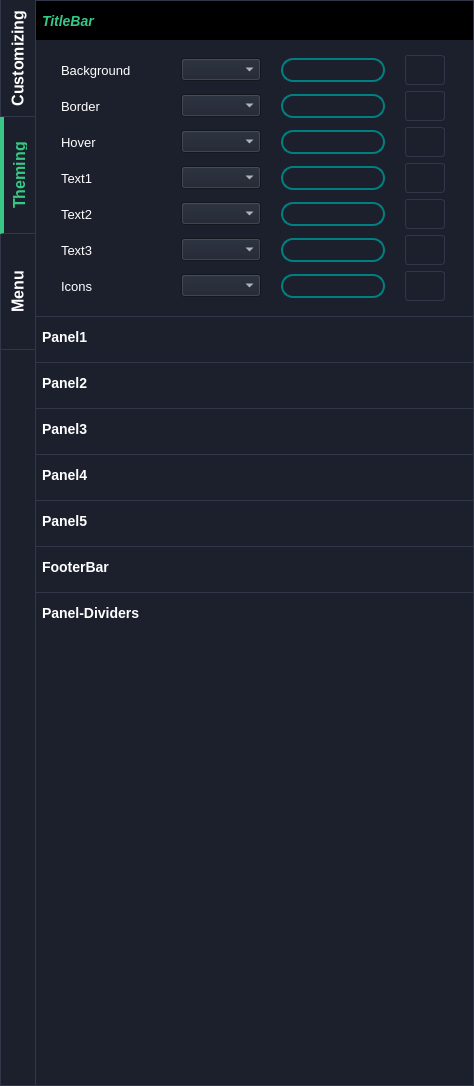
This is builder/app_builder.ui in ufopilot/QT-App-Builder as Qt 5 draws it before an edit. The edited form follows.
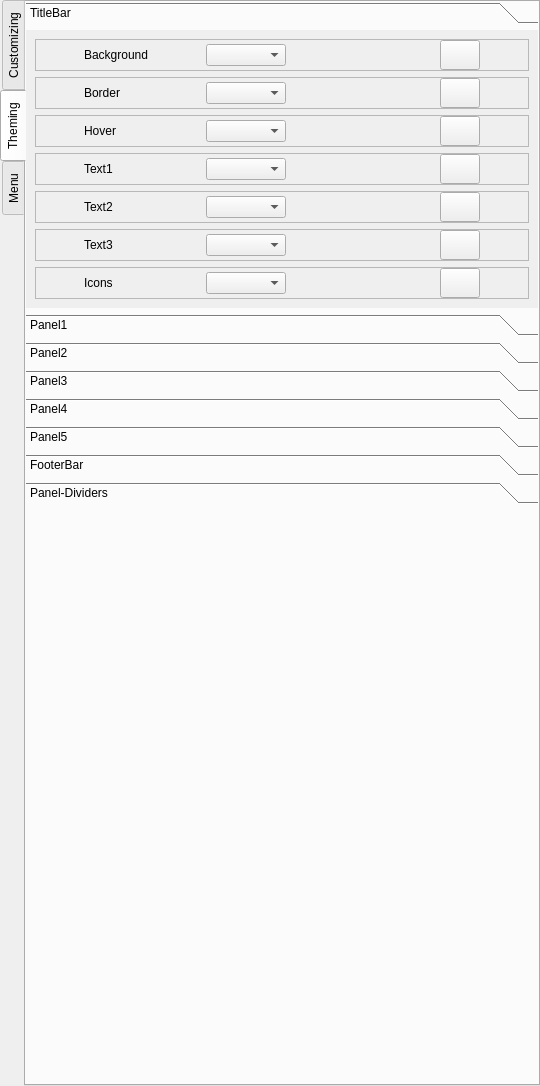
This is the edited form. The open tabs and pages were chosen to show the change. Icons and pictures are not drawn. Custom widgets are drawn as their Qt base class.

Patch:
```diff
--- a/builder/app_builder.ui
+++ b/builder/app_builder.ui
@@ -6,7 +6,7 @@
    <rect>
     <x>0</x>
     <y>0</y>
-    <width>474</width>
+    <width>540</width>
     <height>1086</height>
    </rect>
   </property>
@@ -18,205 +18,7 @@
   </property>
   <widget class="QWidget" name="centralwidget">
    <property name="styleSheet">
-    <string notr="true">
-#Builder{
-	background: #1b202c;
-	color: #fff;
-	font-size: 16px;
-   border: 1px  solid  rgb(49, 54, 72);
-}
-
-#Builder #centralwidget{
-	border: 1px  solid  rgb(49, 54, 72);
-	background: #1b202c;
-}
-#Builder #builderHeader{
-	border: 1px solid  rgb(49, 54, 72);
-	background: #1b202c;
-}
-
-#Builder #builderHeader QPushButton{
-	border: none;
-	border-radius: 0px;
-}
-
-#Builder #builderHeader QPushButton:hover{
-	background: rgb(49, 54, 72);
-}
-
-#Builder QMessageBox{
-	background: #1b202c;
-	color: #fff;
-}
-
-#Builder QMessageBox QLabel{
-	background: #1b202c;
-	color: #fff;
-}
-
-#Builder #tabWidget{
-	background: #1b202c;
-}
-
-#Builder QTabWidget::pane {
-	background: #1b202c;    
-	border: 1px  solid  rgb(49, 54, 72);
-   border-top: none;
-	
-}
-
-/*
-#Builder QTabWidget::tab-bar {
-    background: #1b202c;
-	border: 1px solid #1b202c;
-	padding: 8px;
-	color: #37c886;
-	font-weight: bold;
-	width: 117px;
-}
-*/
-
-#Builder QTabBar::tab {
-	background: #1b202c;
-	
-	padding: 8px;
-	font-size: 16px;
-	font-weight: bold;
-	height: 100px;
-   border-left: 1px  solid  rgb(49, 54, 72);
-border-bottom: 1px solid  rgb(49, 54, 72);
-  
-  }
-
-
-#Builder QTabBar::scroller {width: 0px;}
-
-#Builder QTabBar::tab:selected {
-	background: #1b202c;
-	margin-bottom: -1px;
-	color: #dce1ec;
-	border-left: 4px solid #37c886;
-   	color: #37c886;
-}
-
-
-
-
-#Builder QFrame{ 
-    border: 0px solid;
-}
-
-
-#Builder QPushButton{
-	border: 2px solid teal;
-	border-radius: 12px;
-}
-
-#Builder QPushButton:hover{
-	border: 3px solid cyan;
-}
-
-#Builder QPushButton:checked{
-	border: 4px solid cyan;
-}
-
-
-#Builder QToolBox::tab {
-    background: qlineargradient(x1: 0, y1: 0, x2: 0, y2: 1,
-                                stop: 0 #13161f, stop: 0.4 #161924,
-                                stop: 0.5 #171c26, stop: 1.0 #1b202c);
-    border-radius: 5px;
-    color: darkgray;
-}
-
-#Builder QToolBox::tab:selected { 
-    font: italic;
-    color: #37c886;
-}
-
-/*
-#iconBgColor1{ background: aqua; }
-#iconBgColor2{ background: black; }
-#iconBgColor3{ background: blue; }
-#iconBgColor4{ background: yellow; }
-#iconBgColor5{ background: gray; }
-#iconBgColor6{ background: green; }
-#iconBgColor7{ background: magenta; }
-#iconBgColor8{ background: white; }
-#iconBgColor9{ background: purple; }
-#iconBgColor10{ background: red; }
-*/
-
-
-
-#Builder QLabel{
-	min-width: 100px;
-}
-
-
-
-#Builder QPushButton{
-	border: 2px solid teal;
-	border-radius: 12px;
-}
-
-#Builder QPushButton:hover{
-	border: 3px solid cyan;
-}
-
-#Builder QPushButton:checked{
-	border: 4px solid cyan;
-}
-
-
-#Builder QToolBox::tab {
-
-    color: #fff;
-	padding-left: 2px;
-   font-weight: bold;
-	border-top: 1px  solid  rgb(49, 54, 72);
-    border-radius: 0px;
-   font-size: 14px;
-	    background: qlineargradient(x1: 0, y1: 0, x2: 0, y2: 1,
-                                stop: 0 #13161f, stop: 0.4 #161924,
-                                stop: 0.5 #171c26, stop: 1.0 #1b202c);
-}
-
-#Builder QToolBox::tab:selected { 
-    background: #000;
-    font-weight: bold;
-    color: #37c886;
-}
-
-#Builder QToolBox::tab:hover { 
-    background: #000;
-    color: #37c886;
-}
-
-#Builder QWidget{
-	color:#fff;
-    font-size: 13px;
-	background: #1b202c;
-}
-
-#Builder QToolBoxButton { 
-    font-size: 14px;
-   min-height: 40px
-}
-
-#Builder QLineEdit{
-	border: 1px solid #555;
-	color: darkgray
-}
-
-QToolTip { 
-	background-color: #1b202c; 
-	color: #fff; 
-	border: 1px solid #333; 
-	border-radius: 3px;
-	font-size: 13px;
-}
-</string>
+    <string notr="true"/>
    </property>
    <layout class="QVBoxLayout" name="verticalLayout_2">
     <property name="spacing">
@@ -1164,9 +966,9 @@
            <property name="geometry">
             <rect>
              <x>0</x>
-             <y>0</y>
-             <width>436</width>
-             <height>264</height>
+             <y>-14</y>
+             <width>497</width>
+             <height>278</height>
             </rect>
            </property>
            <attribute name="label">
@@ -1207,7 +1009,7 @@
                 <widget class="QLabel" name="background_4">
                  <property name="minimumSize">
                   <size>
-                   <width>100</width>
+                   <width>0</width>
                    <height>0</height>
                   </size>
                  </property>
@@ -1242,7 +1044,7 @@
                 <widget class="QLabel" name="selectedColor_14">
                  <property name="minimumSize">
                   <size>
-                   <width>104</width>
+                   <width>0</width>
                    <height>24</height>
                   </size>
                  </property>
@@ -1252,12 +1054,6 @@
                    <height>24</height>
                   </size>
                  </property>
-                 <property name="styleSheet">
-                  <string notr="true">QLabel{
-	border: 2px solid teal;
-	border-radius: 12px;
-}</string>
-                 </property>
                  <property name="text">
                   <string/>
                  </property>
@@ -1281,18 +1077,7 @@
                   <cursorShape>PointingHandCursor</cursorShape>
                  </property>
                  <property name="styleSheet">
-                  <string notr="true">QPushButton { 
-	   border: 1px  solid  rgb(49, 54, 72);
-	border-radius: 3px;
- background: qlineargradient(x1: 0, y1: 0, x2: 0, y2: 1,
-                                stop: 0 #13161f, stop: 0.4 #161924,
-                                stop: 0.5 #171c26, stop: 1.0 #1b202c);
-}
-
-QPushButton:hover{
-	background:rgb(62, 62, 62);
-	border-radius: 3px;
-}</string>
+                  <string notr="true"/>
                  </property>
                  <property name="text">
                   <string/>
@@ -1340,7 +1125,7 @@
                 <widget class="QLabel" name="border_4">
                  <property name="minimumSize">
                   <size>
-                   <width>100</width>
+                   <width>0</width>
                    <height>0</height>
                   </size>
                  </property>
@@ -1375,7 +1160,7 @@
                 <widget class="QLabel" name="selectedColor_12">
                  <property name="minimumSize">
                   <size>
-                   <width>104</width>
+                   <width>0</width>
                    <height>24</height>
                   </size>
                  </property>
@@ -1385,12 +1170,6 @@
                    <height>24</height>
                   </size>
                  </property>
-                 <property name="styleSheet">
-                  <string notr="true">QLabel{
-	border: 2px solid teal;
-	border-radius: 12px;
-}</string>
-                 </property>
                  <property name="text">
                   <string/>
                  </property>
@@ -1413,20 +1192,6 @@
                  <property name="cursor">
                   <cursorShape>PointingHandCursor</cursorShape>
                  </property>
-                 <property name="styleSheet">
-                  <string notr="true">QPushButton { 
-	   border: 1px  solid  rgb(49, 54, 72);
-	border-radius: 3px;
- background: qlineargradient(x1: 0, y1: 0, x2: 0, y2: 1,
-                                stop: 0 #13161f, stop: 0.4 #161924,
-                                stop: 0.5 #171c26, stop: 1.0 #1b202c);
-}
-
-QPushButton:hover{
-	background:rgb(62, 62, 62);
-	border-radius: 3px;
-}</string>
-                 </property>
                  <property name="text">
                   <string/>
                  </property>
@@ -1473,7 +1238,7 @@
                 <widget class="QLabel" name="hover_4">
                  <property name="minimumSize">
                   <size>
-                   <width>100</width>
+                   <width>0</width>
                    <height>0</height>
                   </size>
                  </property>
@@ -1508,7 +1273,7 @@
                 <widget class="QLabel" name="selectedColor_15">
                  <property name="minimumSize">
                   <size>
-                   <width>104</width>
+                   <width>0</width>
                    <height>24</height>
                   </size>
                  </property>
@@ -1518,12 +1283,6 @@
                    <height>24</height>
                   </size>
                  </property>
-                 <property name="styleSheet">
-                  <string notr="true">QLabel{
-	border: 2px solid teal;
-	border-radius: 12px;
-}</string>
-                 </property>
                  <property name="text">
                   <string/>
                  </property>
@@ -1546,20 +1305,6 @@
                  <property name="cursor">
                   <cursorShape>PointingHandCursor</cursorShape>
                  </property>
-                 <property name="styleSheet">
-                  <string notr="true">QPushButton { 
-	   border: 1px  solid  rgb(49, 54, 72);
-	border-radius: 3px;
- background: qlineargradient(x1: 0, y1: 0, x2: 0, y2: 1,
-                                stop: 0 #13161f, stop: 0.4 #161924,
-                                stop: 0.5 #171c26, stop: 1.0 #1b202c);
-}
-
-QPushButton:hover{
-	background:rgb(62, 62, 62);
-	border-radius: 3px;
-}</string>
-                 </property>
                  <property name="text">
                   <string/>
                  </property>
@@ -1606,7 +1351,7 @@
                 <widget class="QLabel" name="text1_4">
                  <property name="minimumSize">
                   <size>
-                   <width>100</width>
+                   <width>0</width>
                    <height>0</height>
                   </size>
                  </property>
@@ -1641,7 +1386,7 @@
                 <widget class="QLabel" name="selectedColor_10">
                  <property name="minimumSize">
                   <size>
-                   <width>104</width>
+                   <width>0</width>
                    <height>24</height>
                   </size>
                  </property>
@@ -1651,12 +1396,6 @@
                    <height>24</height>
                   </size>
                  </property>
-                 <property name="styleSheet">
-                  <string notr="true">QLabel{
-	border: 2px solid teal;
-	border-radius: 12px;
-}</string>
-                 </property>
                  <property name="text">
                   <string/>
                  </property>
@@ -1679,20 +1418,6 @@
                  <property name="cursor">
                   <cursorShape>PointingHandCursor</cursorShape>
                  </property>
-                 <property name="styleSheet">
-                  <string notr="true">QPushButton { 
-	   border: 1px  solid  rgb(49, 54, 72);
-	border-radius: 3px;
- background: qlineargradient(x1: 0, y1: 0, x2: 0, y2: 1,
-                                stop: 0 #13161f, stop: 0.4 #161924,
-                                stop: 0.5 #171c26, stop: 1.0 #1b202c);
-}
-
-QPushButton:hover{
-	background:rgb(62, 62, 62);
-	border-radius: 3px;
-}</string>
-                 </property>
                  <property name="text">
                   <string/>
                  </property>
@@ -1739,7 +1464,7 @@
                 <widget class="QLabel" name="text2_4">
                  <property name="minimumSize">
                   <size>
-                   <width>100</width>
+                   <width>0</width>
                    <height>0</height>
                   </size>
                  </property>
@@ -1774,7 +1499,7 @@
                 <widget class="QLabel" name="selectedColor_13">
                  <property name="minimumSize">
                   <size>
-                   <width>104</width>
+                   <width>0</width>
                    <height>24</height>
                   </size>
                  </property>
@@ -1784,12 +1509,6 @@
                    <height>24</height>
                   </size>
                  </property>
-                 <property name="styleSheet">
-                  <string notr="true">QLabel{
-	border: 2px solid teal;
-	border-radius: 12px;
-}</string>
-                 </property>
                  <property name="text">
                   <string/>
                  </property>
@@ -1812,20 +1531,6 @@
                  <property name="cursor">
                   <cursorShape>PointingHandCursor</cursorShape>
                  </property>
-                 <property name="styleSheet">
-                  <string notr="true">QPushButton { 
-	   border: 1px  solid  rgb(49, 54, 72);
-	border-radius: 3px;
- background: qlineargradient(x1: 0, y1: 0, x2: 0, y2: 1,
-                                stop: 0 #13161f, stop: 0.4 #161924,
-                                stop: 0.5 #171c26, stop: 1.0 #1b202c);
-}
-
-QPushButton:hover{
-	background:rgb(62, 62, 62);
-	border-radius: 3px;
-}</string>
-                 </property>
                  <property name="text">
                   <string/>
                  </property>
@@ -1872,7 +1577,7 @@
                 <widget class="QLabel" name="text3_4">
                  <property name="minimumSize">
                   <size>
-                   <width>100</width>
+                   <width>0</width>
                    <height>0</height>
                   </size>
                  </property>
@@ -1907,7 +1612,7 @@
                 <widget class="QLabel" name="selectedColor_17">
                  <property name="minimumSize">
                   <size>
-                   <width>104</width>
+                   <width>0</width>
                    <height>24</height>
                   </size>
                  </property>
@@ -1917,12 +1622,6 @@
                    <height>24</height>
                   </size>
                  </property>
-                 <property name="styleSheet">
-                  <string notr="true">QLabel{
-	border: 2px solid teal;
-	border-radius: 12px;
-}</string>
-                 </property>
                  <property name="text">
                   <string/>
                  </property>
@@ -1945,20 +1644,6 @@
                  <property name="cursor">
                   <cursorShape>PointingHandCursor</cursorShape>
                  </property>
-                 <property name="styleSheet">
-                  <string notr="true">QPushButton { 
-	   border: 1px  solid  rgb(49, 54, 72);
-	border-radius: 3px;
- background: qlineargradient(x1: 0, y1: 0, x2: 0, y2: 1,
-                                stop: 0 #13161f, stop: 0.4 #161924,
-                                stop: 0.5 #171c26, stop: 1.0 #1b202c);
-}
-
-QPushButton:hover{
-	background:rgb(62, 62, 62);
-	border-radius: 3px;
-}</string>
-                 </property>
                  <property name="text">
                   <string/>
                  </property>
@@ -2005,7 +1690,7 @@
                 <widget class="QLabel" name="icons_4">
                  <property name="minimumSize">
                   <size>
-                   <width>100</width>
+                   <width>0</width>
                    <height>0</height>
                   </size>
                  </property>
@@ -2040,7 +1725,7 @@
                 <widget class="QLabel" name="selectedColor_11">
                  <property name="minimumSize">
                   <size>
-                   <width>104</width>
+                   <width>0</width>
                    <height>24</height>
                   </size>
                  </property>
@@ -2051,10 +1736,7 @@
                   </size>
                  </property>
                  <property name="styleSheet">
-                  <string notr="true">QLabel{
-	border: 2px solid teal;
-	border-radius: 12px;
-}</string>
+                  <string notr="true"/>
                  </property>
                  <property name="text">
                   <string/>
@@ -2078,20 +1760,6 @@
                  <property name="cursor">
                   <cursorShape>PointingHandCursor</cursorShape>
                  </property>
-                 <property name="styleSheet">
-                  <string notr="true">QPushButton { 
-	   border: 1px  solid  rgb(49, 54, 72);
-	border-radius: 3px;
- background: qlineargradient(x1: 0, y1: 0, x2: 0, y2: 1,
-                                stop: 0 #13161f, stop: 0.4 #161924,
-                                stop: 0.5 #171c26, stop: 1.0 #1b202c);
-}
-
-QPushButton:hover{
-	background:rgb(62, 62, 62);
-	border-radius: 3px;
-}</string>
-                 </property>
                  <property name="text">
                   <string/>
                  </property>
```
Left out of the diff: 321 changed lines with no effect on the pictures.
